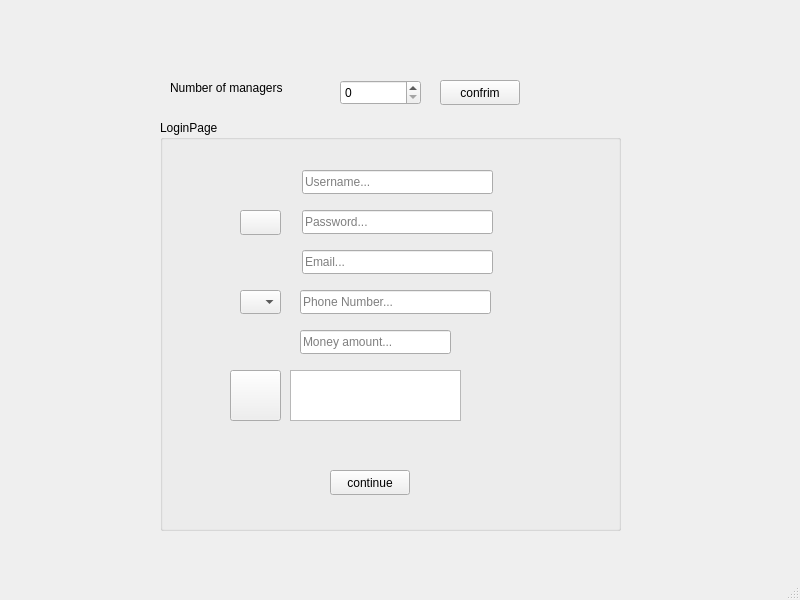
The window that loginpage.ui (KiarashDalir2003/FarmManagementProject) describes before a commit, drawn with Qt 5.
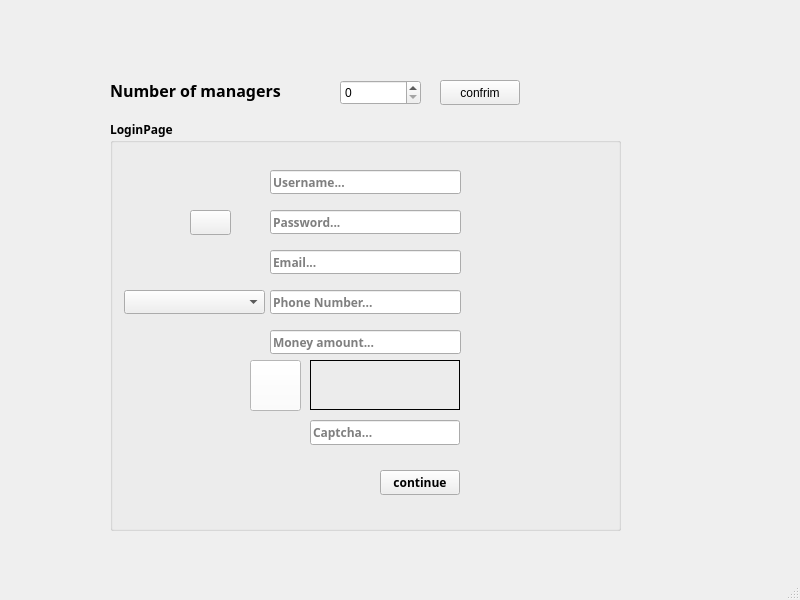
The same window after the commit.

```diff
--- a/loginpage.ui
+++ b/loginpage.ui
@@ -17,12 +17,20 @@
    <widget class="QLabel" name="label">
     <property name="geometry">
      <rect>
-      <x>170</x>
-      <y>80</y>
-      <width>131</width>
-      <height>16</height>
+      <x>110</x>
+      <y>70</y>
+      <width>211</width>
+      <height>41</height>
      </rect>
     </property>
+    <property name="font">
+     <font>
+      <family>Yu Gothic UI Semibold</family>
+      <pointsize>12</pointsize>
+      <weight>75</weight>
+      <bold>true</bold>
+     </font>
+    </property>
     <property name="text">
      <string>Number of managers</string>
     </property>
@@ -30,12 +38,20 @@
    <widget class="QGroupBox" name="LoginPageGroupBox">
     <property name="geometry">
      <rect>
-      <x>160</x>
+      <x>110</x>
       <y>120</y>
-      <width>461</width>
+      <width>511</width>
       <height>411</height>
      </rect>
     </property>
+    <property name="font">
+     <font>
+      <family>Segoe UI Variable Display Semib</family>
+      <pointsize>9</pointsize>
+      <weight>75</weight>
+      <bold>true</bold>
+     </font>
+    </property>
     <property name="title">
      <string>LoginPage</string>
     </property>
@@ -55,7 +71,7 @@
     <widget class="QLineEdit" name="PasswordLineEdit">
      <property name="geometry">
       <rect>
-       <x>142</x>
+       <x>160</x>
        <y>90</y>
        <width>191</width>
        <height>24</height>
@@ -68,7 +84,7 @@
     <widget class="QLineEdit" name="UsernameLineEdit">
      <property name="geometry">
       <rect>
-       <x>142</x>
+       <x>160</x>
        <y>50</y>
        <width>191</width>
        <height>24</height>
@@ -81,7 +97,7 @@
     <widget class="QLineEdit" name="EmailLineEdit">
      <property name="geometry">
       <rect>
-       <x>142</x>
+       <x>160</x>
        <y>130</y>
        <width>191</width>
        <height>24</height>
@@ -94,7 +110,7 @@
     <widget class="QLineEdit" name="PhoneNumberLineEdit">
      <property name="geometry">
       <rect>
-       <x>140</x>
+       <x>160</x>
        <y>170</y>
        <width>191</width>
        <height>24</height>
@@ -110,32 +126,25 @@
     <widget class="QComboBox" name="CountryComboBox">
      <property name="geometry">
       <rect>
-       <x>80</x>
+       <x>14</x>
        <y>170</y>
-       <width>41</width>
+       <width>141</width>
        <height>24</height>
       </rect>
      </property>
     </widget>
-    <widget class="QPlainTextEdit" name="CaptchaPlainTextEdit">
-     <property name="geometry">
-      <rect>
-       <x>130</x>
-       <y>250</y>
-       <width>171</width>
-       <height>51</height>
-      </rect>
-     </property>
-    </widget>
     <widget class="QPushButton" name="RefreshBtn">
      <property name="geometry">
       <rect>
-       <x>70</x>
-       <y>250</y>
+       <x>140</x>
+       <y>240</y>
        <width>51</width>
        <height>51</height>
       </rect>
      </property>
+     <property name="styleSheet">
+      <string notr="true">background-color: rgb(255, 255, 255);</string>
+     </property>
      <property name="text">
       <string/>
      </property>
@@ -143,7 +152,7 @@
     <widget class="QPushButton" name="ContinueBtn">
      <property name="geometry">
       <rect>
-       <x>170</x>
+       <x>270</x>
        <y>350</y>
        <width>80</width>
        <height>25</height>
@@ -156,9 +165,9 @@
     <widget class="QLineEdit" name="MoneyLineEdit">
      <property name="geometry">
       <rect>
-       <x>140</x>
+       <x>160</x>
        <y>210</y>
-       <width>151</width>
+       <width>191</width>
        <height>24</height>
       </rect>
      </property>
@@ -166,6 +175,35 @@
       <string>Money amount...</string>
      </property>
     </widget>
+    <widget class="QLineEdit" name="captchaLineEdit">
+     <property name="geometry">
+      <rect>
+       <x>200</x>
+       <y>300</y>
+       <width>150</width>
+       <height>25</height>
+      </rect>
+     </property>
+     <property name="placeholderText">
+      <string>Captcha...</string>
+     </property>
+    </widget>
+    <widget class="QLabel" name="showCaptcha">
+     <property name="geometry">
+      <rect>
+       <x>200</x>
+       <y>240</y>
+       <width>150</width>
+       <height>50</height>
+      </rect>
+     </property>
+     <property name="frameShape">
+      <enum>QFrame::Box</enum>
+     </property>
+     <property name="text">
+      <string/>
+     </property>
+    </widget>
    </widget>
    <widget class="QPushButton" name="ConfirmBtn">
     <property name="geometry">
```
